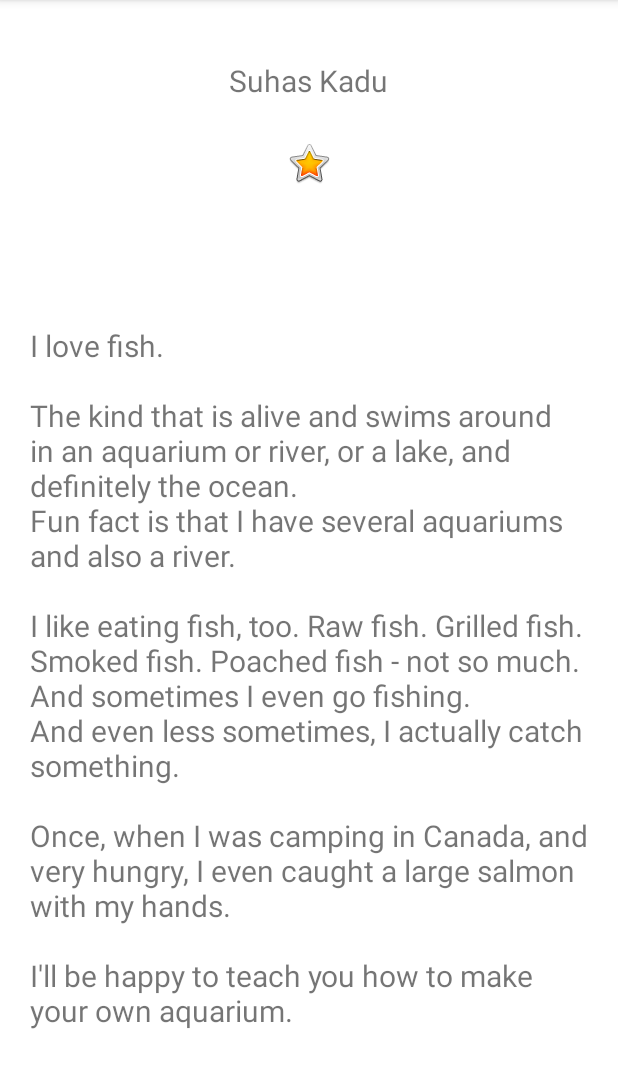
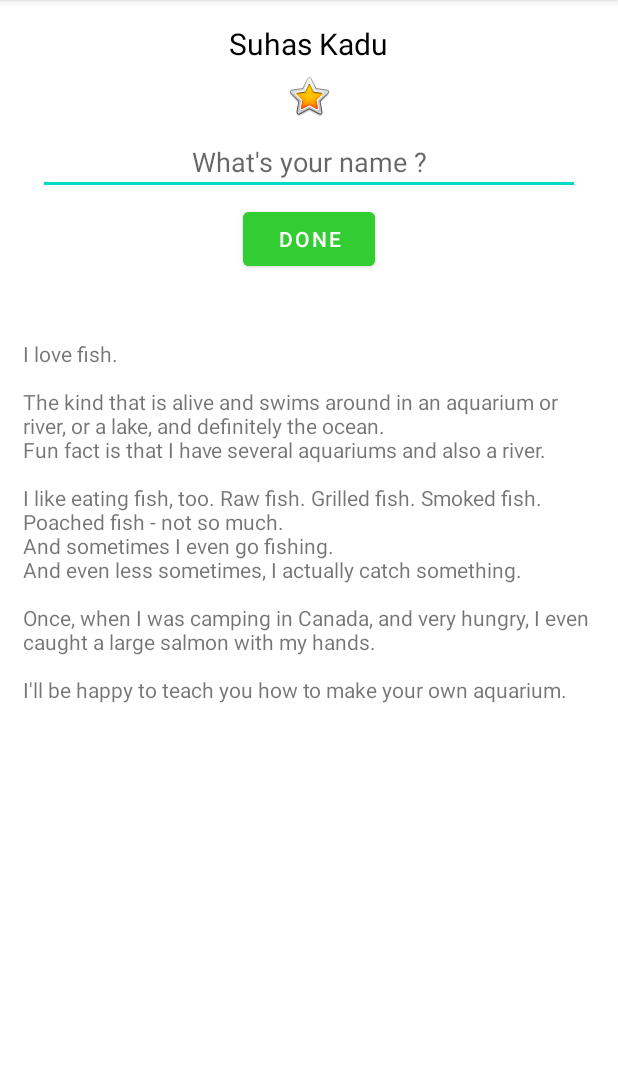
Before and after one commit to suhas-kadu/Kotlin-projects, an Android app: the screen it shows after launch (MainActivity), on a phone screen of 412 x 824 dp, the part 84-1172 px from its top. Run offline under Robolectric (Android 15) with nearby library versions, the phone set to English and light mode, and no system bars.

Commit message:
layouts and views

```diff
--- a/AboutMe2/app/src/main/res/layout/activity_main.xml
+++ b/AboutMe2/app/src/main/res/layout/activity_main.xml
@@ -1,17 +1,11 @@
 <?xml version="1.0" encoding="utf-8"?>
-<ScrollView xmlns:android="http://schemas.android.com/apk/res/android"
+<LinearLayout xmlns:android="http://schemas.android.com/apk/res/android"
     xmlns:app="http://schemas.android.com/apk/res-auto"
     xmlns:tools="http://schemas.android.com/tools"
     android:layout_width="match_parent"
     android:layout_height="match_parent"
     android:orientation="vertical"
     tools:context=".MainActivity">
-
-    <LinearLayout
-        android:layout_width="match_parent"
-        android:layout_height="wrap_content"
-        android:orientation="vertical"
-        >
 
         <TextView
             android:id="@+id/textView"
@@ -31,11 +25,48 @@
             android:contentDescription="TODO"
             app:srcCompat="@android:drawable/btn_star_big_on" />
 
-        <TextView
-            android:layout_width="wrap_content"
-            android:layout_height="wrap_content"
-            android:text="@string/bio"
-            style="@style/nameStyle"
-            />
-    </LinearLayout>
+    <EditText
+        android:layout_width="match_parent"
+        android:layout_height="wrap_content"
+        android:id="@+id/editText"
+        android:layout_marginHorizontal="25dp"
+        android:padding="10dp"
+        android:hint="What's your name ?"
+        android:gravity="center"
+        android:inputType="text"
+        />
+
+    <Button
+        android:layout_width="wrap_content"
+        android:layout_height="wrap_content"
+        android:id="@+id/done_btn"
+        android:backgroundTint="@color/green"
+        android:layout_margin="5dp"
+        android:textColor="@color/white"
+        android:text="DONE"
+        android:layout_gravity="center_horizontal"
+        />
+
+    <TextView
+        android:layout_width="match_parent"
+        android:layout_height="wrap_content"
+        android:id="@+id/nickName"
+        style="@style/nameStyle"
+        android:textAlignment="center"
+        android:layout_marginHorizontal="10dp"
+        android:visibility="gone"
+        />
+
+<ScrollView
+    android:layout_width="match_parent"
+    android:layout_height="match_parent">
+    <TextView
+        android:layout_width="wrap_content"
+        android:layout_height="wrap_content"
+        android:text="@string/bio"
+        android:layout_marginHorizontal="10dp"
+        android:padding="5dp"
+        />
+
 </ScrollView>
+</LinearLayout>
--- a/AboutMe2/app/src/main/res/values/colors.xml
+++ b/AboutMe2/app/src/main/res/values/colors.xml
@@ -7,4 +7,5 @@
     <color name="teal_700">#FF018786</color>
     <color name="black">#FF000000</color>
     <color name="white">#FFFFFFFF</color>
+    <color name="green">#FF32CD32</color>
 </resources>
--- a/AboutMe2/app/src/main/res/values/styles.xml
+++ b/AboutMe2/app/src/main/res/values/styles.xml
@@ -2,13 +2,10 @@
 <resources>
 
     <style name="nameStyle">
-        <item name="android:layout_width">wrap_content</item>
-        <item name="android:layout_height">50dp</item>
-        <item name="android:layout_gravity">center_horizontal</item>
-        <item name="android:layout_marginTop">20dp</item>
-        <item name="android:layout_weight">1</item>
-        <item name="android:padding">20dp</item>
-        <item name="android:textSize">20sp</item>
-        <item name="fontFamily">roboto</item>
+        <item name="android:layout_marginTop">10dp</item>
+        <item name="android:fontFamily">roboto</item>
+        <item name="android:paddingTop">5dp</item>
+        <item name="android:textColor">@android:color/black</item>
+        <item name="android:textSize">20dp</item>
     </style>
 </resources>
```
Also changed, not shown: AboutMe2/app/src/main/java/com/example/myapplication/MainActivity.kt (+49 -0 lines).
